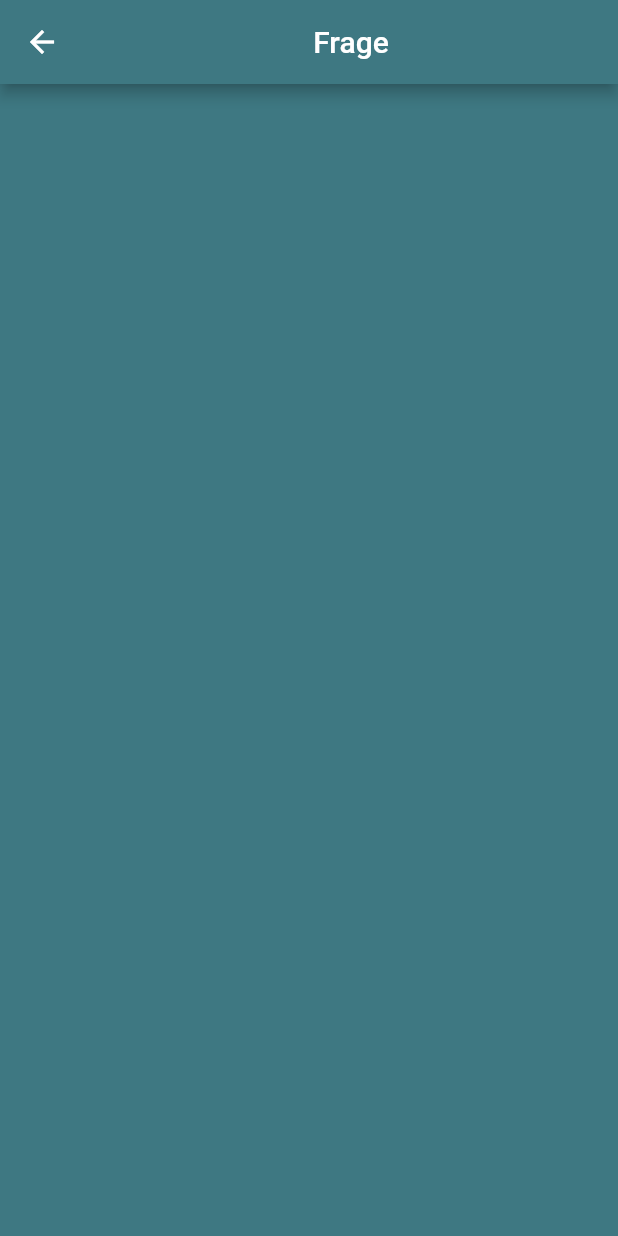
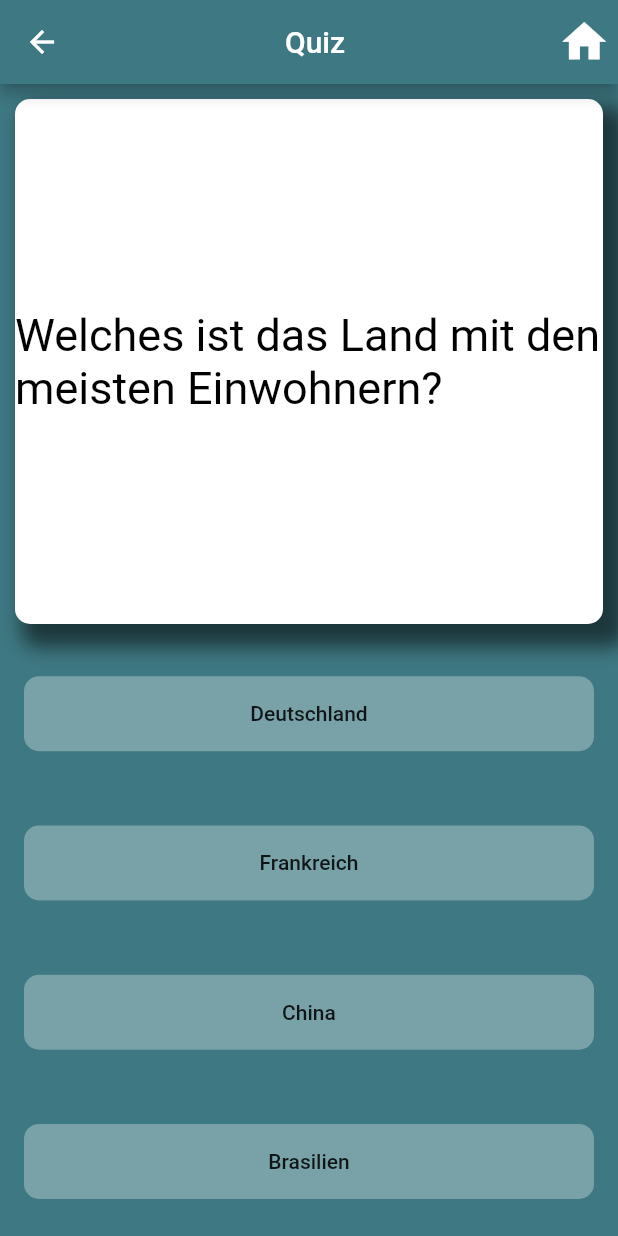
Before and after one commit to Schwinge12/Studycards, a Flutter app: the Quiz screen opened by its route, on a phone screen of 412 x 824 dp. Run offline on Flutter 3.47's test engine with Material 2 defaults, Android fonts, the light colour scheme and no system bars; our stand-ins replace firebase_auth, flip_card, image_picker, pie_chart, share, sqflite and 1 more; missing offline and left inert: share_extend, swipe_stack, syncfusion_flutter_core; accounts and stored records are empty; Roboto replaces fonts that are missing (BalooBhai2-ExtraBold, BalooBhai2-Regular).

Commit message:
Quiz fertig

```diff
--- a/lib/MainScreen/Quiz/Quiz.dart
+++ b/lib/MainScreen/Quiz/Quiz.dart
@@ -1,5 +1,6 @@
 import 'package:flutter/cupertino.dart';
 import 'package:flutter/material.dart';
+import 'package:karteikartenapp/ButtonsAndConstants/MenuButton.dart';
 import 'package:karteikartenapp/ButtonsAndConstants/TextStyles.dart';
 
 
@@ -7,11 +8,14 @@ import 'package:karteikartenapp/ButtonsAndConstants/TextStyles.dart';
 
 class Quiz extends StatefulWidget {
 
+  int anzahlKarten;
+
+  Quiz({@required this.anzahlKarten});
   @override
-  _KartenanzeigeState createState() => _KartenanzeigeState();
+  _Quiz createState() => _Quiz();
 }
 
-class _KartenanzeigeState extends State<Quiz> {
+class _Quiz extends State<Quiz> {
 
 
 
@@ -20,8 +24,155 @@ class _KartenanzeigeState extends State<Quiz> {
   Widget build(BuildContext context) {
     return Scaffold(
       appBar: AppBar(
-        title: Center(child: Text('Frage',style: WeisserTextStyle,)),
+        title: Center(child: Text('Quiz',style: WeisserTextStyle,)),
+          actions: <Widget>[
+            // action button
+            IconButton(
+                icon: Icon(Icons.home,color: Colors.white, size: 35),
+                onPressed:() {
+                  Navigator.pushNamed(context, 'MenuPage');
+                }
+            ),
+          ]
       ),
+      body: Column(
+        mainAxisAlignment: MainAxisAlignment.center,
+        crossAxisAlignment: CrossAxisAlignment.stretch,
+
+        children: <Widget>[
+          Row(
+            children: <Widget>[
+              Expanded(
+
+                child: Container(
+                  margin: EdgeInsets.all(10.0),
+                  decoration: BoxDecoration(
+                    boxShadow: [
+                      BoxShadow(
+                        color: Colors.black54,
+                        blurRadius: 10.0, // has the effect of softening the shadow
+                        spreadRadius: 5.0, // has the effect of extending the shadow
+                        offset: Offset(
+                          10.0, // horizontal, move right 10
+                          10.0, // vertical, move down 10
+                        ),
+                      ),
+                    ],
+                    color: Colors.white,
+                    borderRadius: BorderRadius.circular(10.0),
+                  ),
+
+                  height: 350,
+                  width: 200,
+                  child: Center(
+                    child: Text(
+                      'Welches ist das Land mit den meisten Einwohnern?',style: MenuButtonTextStyle,
+                    ),
+                  ),
+                ),
+              ),
+            ],
+          ),
+
+          Expanded(
+            child: FlatButton(
+              child: Container(
+                height: 50,
+                width:500,
+                decoration: BoxDecoration(
+                  borderRadius: BorderRadius.circular(10.0),
+                  color: Colors.white30,
+                ),
+                child: Center(
+                  child: Text(
+                    'Deutschland'
+                  ),
+                ),
+
+
+              ),
+              onPressed: (){
+
+              },
+            ),
+          ),
+          Expanded(
+            child: FlatButton(
+              child: Container(
+                height: 50,
+                width:500,
+                decoration: BoxDecoration(
+                  borderRadius: BorderRadius.circular(10.0),
+                  color: Colors.white30,
+                ),
+                child: Center(
+                  child: Text(
+                      'Frankreich'
+                  ),
+                ),
+
+
+              ),
+              onPressed: (){
+
+              },
+            ),
+          ),
+          Expanded(
+            child: FlatButton(
+              child: Container(
+                height: 50,
+                width:500,
+                decoration: BoxDecoration(
+                  borderRadius: BorderRadius.circular(10.0),
+                  color: Colors.white30,
+                ),
+                child: Center(
+                  child: Text(
+                      'China'
+                  ),
+                ),
+
+
+              ),
+              onPressed: (){
+
+              },
+            ),
+          ),
+          Expanded(
+            child: SafeArea(
+              child: FlatButton(
+                child: Container(
+                  height: 50,
+                  width:500,
+                  decoration: BoxDecoration(
+                    borderRadius: BorderRadius.circular(10.0),
+                    color: Colors.white30,
+                  ),
+                  child: Center(
+                    child: Text(
+                        'Brasilien'
+                    ),
+                  ),
+
+
+                ),
+                onPressed: (){
+                  //Nur zum Testen(Quizende)
+                  Navigator.pushNamed(context, 'Quizende');
+                },
+              ),
+            ),
+          ),
+
+
+
+
+
+        ],
+      ),
+
 
 
     );
--- a/lib/MainScreen/Quiz/QuizStapelErstellen.dart
+++ b/lib/MainScreen/Quiz/QuizStapelErstellen.dart
@@ -113,7 +113,6 @@ class _QuizStapelErstellen extends State<QuizStapelErstellen> {
                       onPress: () async {
                         if(studienfachEingabe==null||themengebietEingabe==null){
 
-
                           showDialog(context: context,
                               builder: (_)=>CupertinoAlertDialog(
                                 title: Text('Fehlende Eingaben!'),
--- a/lib/MainScreen/Quiz/QuizStart.dart
+++ b/lib/MainScreen/Quiz/QuizStart.dart
@@ -2,6 +2,7 @@
 import 'package:flutter/material.dart';
 import 'package:karteikartenapp/ButtonsAndConstants/TextStyles.dart';
 import 'package:karteikartenapp/ButtonsAndConstants/WeiterButton.dart';
+import 'package:karteikartenapp/MainScreen/Quiz/Quiz.dart';
 
 
 class QuizStart extends StatefulWidget{
@@ -89,7 +90,7 @@ class _QuizStartState extends State<QuizStart>{
                 style: WeisserTextStyle,
                 text: 'Quiz starten!',
                 onPress: (){
-                  Navigator.pushNamed(context, 'Quiz');
+                  Navigator.push(context,MaterialPageRoute(builder: (context)=>Quiz(anzahlKarten: anzahlKartenImStapel,)));
                 },
               ),
             ),
--- a/lib/main.dart
+++ b/lib/main.dart
@@ -24,6 +24,7 @@ import 'package:syncfusion_flutter_core/core.dart';
 import 'package:karteikartenapp/MainScreen/Stapel/StapelUeberarbeiten.dart';
 import 'MainScreen/Quiz/AlleQuizStapelAnzeigen.dart';
 import 'MainScreen/Quiz/QuizStapelErstellen.dart';
+import 'MainScreen/Quiz/Quizende.dart';
 void main(){
   SyncfusionLicense.registerLicense("NT8mJyc2IWhia31ifWN9ZmFoZHxgfGFjYWNzZGliZWlnZnMSHmg+Mis6Pjo/OjI9fTchNiAwOzYhEyAnJjc2PSd9NTskIH03Ng==");
   return runApp(KarteikartenApp());
@@ -61,6 +62,7 @@ class KarteikartenApp extends StatelessWidget{
         'StapelUeberarbeiten':(context)=>StapelUeberarbeiten(),
         'AlleQuizstaplAnzeigen':(context)=>AlleQuizStapelStapel(),
         'QuizStapelErstellen':(context)=>QuizStapelErstellen(),
+        'Quizende':(context)=>Quizende(),
       },
     );
   }
--- a/pubspec.yaml
+++ b/pubspec.yaml
@@ -29,6 +29,7 @@ dependencies:
   sqflite: any
   intl: ^0.16.1
   share: ^0.6.4+3
+  pie_chart: ^3.1.1
 
 
 
```
Also changed, not shown: lib/MainScreen/Quiz/Quizende.dart (added, +123 -0 lines), pubspec.lock.
